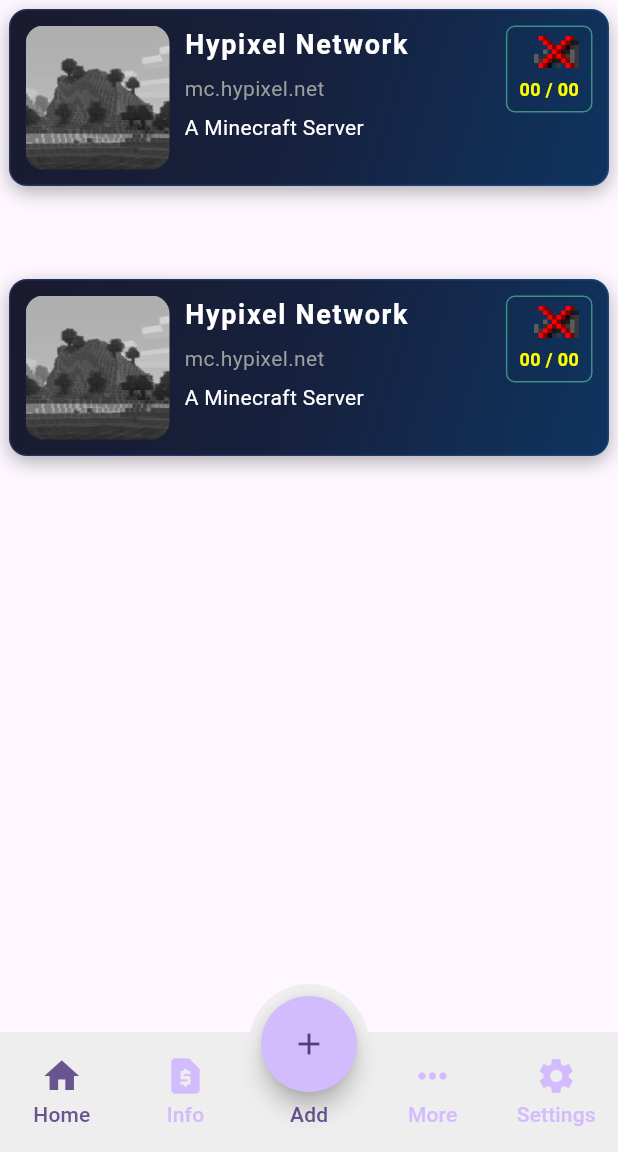
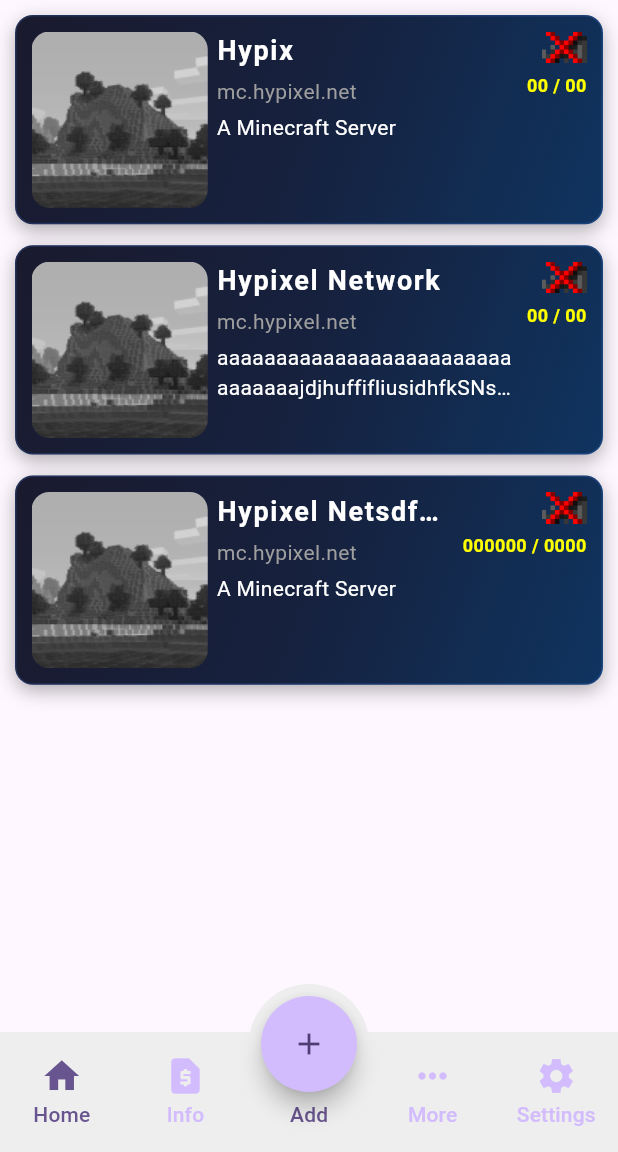
Before and after one commit to SharkBee80/mcStatus-Flutter, a Flutter app: the MyHubPage screen opened directly, on a phone screen of 412 x 824 dp, the part 84-1236 px from its top. Run offline on Flutter 3.47's test engine with Material 3 defaults, Android fonts, the phone set to English and light mode, and no system bars.

Commit message:
Card 节点3

```diff
--- a/lib/pages/home.dart
+++ b/lib/pages/home.dart
@@ -12,18 +12,25 @@
 class _HomePageState extends State<HomePage> {
   @override
   Widget build(BuildContext context) {
-    return SingleChildScrollView(
-      // height: MediaQuery.of(context).size.height,
-        child: Column(
-          mainAxisAlignment: MainAxisAlignment.start,
-          crossAxisAlignment: CrossAxisAlignment.start,
-          mainAxisSize: MainAxisSize.min,
-          children: [
-            XCard(),
-            SizedBox(height: 50),
-            XCard()
+    return LayoutBuilder(
+      builder: (context, constraints) {
+        const minWidth = 320.0; // 规定最小宽度
+        int crossAxisCount = (constraints.maxWidth / minWidth).floor();
+        if (crossAxisCount < 1) crossAxisCount = 1;
+
+        return GridView.count(
+          padding: const EdgeInsets.all(4),
+          crossAxisCount: crossAxisCount,
+          mainAxisSpacing: 2,
+          crossAxisSpacing: 2,
+          childAspectRatio: 8 / 3,
+          children: <Widget>[
+            XCard(title: "Hypix"),
+            XCard(title: "Hypixel Network",description: 'aaaaaaaaaaaaaaaaaaaaaaaaaaaaaaaajdjhuffifliusidhfkSNsbduefeifhauslaskdlwwofjabiwdjfhjfhjfhjfhjfhjfhjfhjfhjfhjfhjfhjfhjfhjfhjfhjfhjfhjfhjfhjfhjfhjfhjfhjfhjfhjfhjfhjfhjfhjfhjfhj',),
+            XCard(title: "Hypixel Netsdfegsasdwork",players: "000000 / 0000",),
           ],
-        ),
+        );
+      },
     );
   }
 }
--- a/lib/ui/card.dart
+++ b/lib/ui/card.dart
@@ -1,12 +1,13 @@
 import 'package:flutter/material.dart';
+import 'package:mcstatus/pkg/auto_size_text/auto_size_builder/auto_size_text.dart';
 
 class XCard extends StatefulWidget {
   final String title;
   final String address;
   final String description;
   final String imagePath;
-  final String signalPath;
-  final String status;
+  final String signal;
+  final String players;
 
   const XCard({
     super.key,
@@ -14,8 +15,8 @@
     this.address = "mc.hypixel.net",
     this.description = "A Minecraft Server",
     this.imagePath = "assets/img/img.png",
-    this.signalPath = "assets/img/singal/0.png",
-    this.status = "00 / 00",
+    this.signal = "0",
+    this.players = "00 / 00",
   });
 
   @override
@@ -25,7 +26,9 @@
 class _XCardState extends State<XCard> {
   @override
   Widget build(BuildContext context) {
-    return Container(
+    return AspectRatio(
+      aspectRatio: 8 / 3, // 规定卡片比例
+      child: Container(
         margin: const EdgeInsets.all(6),
         padding: const EdgeInsets.all(10),
         decoration: BoxDecoration(
@@ -42,30 +45,48 @@
               offset: const Offset(0, 4),
             ),
           ],
-        border: Border.all(color: Colors.blueAccent.withOpacity(0.2), width: 1),
+          border: Border.all(
+            color: Colors.blueAccent.withOpacity(0.2),
+            width: 1,
+          ),
         ),
         child: Row(
-        crossAxisAlignment: CrossAxisAlignment.start,
           children: [
-          _buildImage(),
-          const SizedBox(width: 10),
-          Expanded(child: _buildInfo()),
-          const SizedBox(width: 10),
-          _buildStatus(),
+            _buildImage(), // 固定为正方形，跟随高度
+            const SizedBox(width: 6),
+            Expanded(
+              // 占据剩余空间
+              child: Row(
+                children: [
+                  Expanded(child: _buildInfo()), // 自适应填充
+                  const SizedBox(width: 6),
+                  _buildStatus(), // 按内容宽度
                 ],
+              ),
+            ),
+          ],
+        ),
       ),
     );
   }
 
   Widget _buildImage() {
-    return ClipRRect(
+    return LayoutBuilder(
+      builder: (context, constraints) {
+        return SizedBox(
+          height: constraints.maxHeight, // 跟随卡片高度
+          child: AspectRatio(
+            aspectRatio: 1, // 保持图片是正方形
+            child: ClipRRect(
               borderRadius: BorderRadius.circular(12),
               child: Image.asset(
                 widget.imagePath,
-        width: 96,
-        height: 96,
-        fit: BoxFit.cover,
+                fit: BoxFit.cover, // 铺满方形区域
               ),
+            ),
+          ),
+        );
+      },
     );
   }
 
@@ -81,35 +102,45 @@
             fontWeight: FontWeight.bold,
             letterSpacing: 1.1,
           ),
+          maxLines: 1,
+          overflow: TextOverflow.ellipsis,
         ),
-        const SizedBox(height: 6),
+        const SizedBox(height: 4),
         Text(
           widget.address,
           style: const TextStyle(color: Colors.grey, fontSize: 14),
+          maxLines: 1,
         ),
-        const SizedBox(height: 6),
+        const SizedBox(height: 4),
         Text(
           widget.description,
           style: const TextStyle(color: Colors.white, fontSize: 14),
+          maxLines: 2,
+          overflow: TextOverflow.ellipsis,
         ),
       ],
     );
   }
 
   Widget _buildStatus() {
-    return Container(
-      padding: const EdgeInsets.symmetric(horizontal: 8, vertical: 6),
-      decoration: BoxDecoration(
-        borderRadius: BorderRadius.circular(6),
-        border: Border.all(color: Colors.greenAccent.withOpacity(0.5)),
-      ),
+    return IntrinsicWidth(
+      child: Container(
+        // padding: const EdgeInsets.symmetric(horizontal: 8, vertical: 6),
+        // decoration: BoxDecoration(
+        //   borderRadius: BorderRadius.circular(6),
+        //   border: Border.all(color: Colors.greenAccent.withOpacity(0.5)),
+        // ),
         child: Column(
           crossAxisAlignment: CrossAxisAlignment.end,
           children: [
-          Image.asset(widget.signalPath, width: 30, height: 21),
+            Image.asset(
+              'assets/img/singal/${widget.signal}.png',
+              width: 30,
+              height: 21,
+            ),
             const SizedBox(height: 6),
             Text(
-            widget.status,
+              widget.players,
               style: TextStyle(
                 color: Colors.yellowAccent[200],
                 fontSize: 12,
@@ -118,6 +149,7 @@
             ),
           ],
         ),
+      ),
     );
   }
 }
```
Lines whose indentation alone changed are shown as unchanged.
